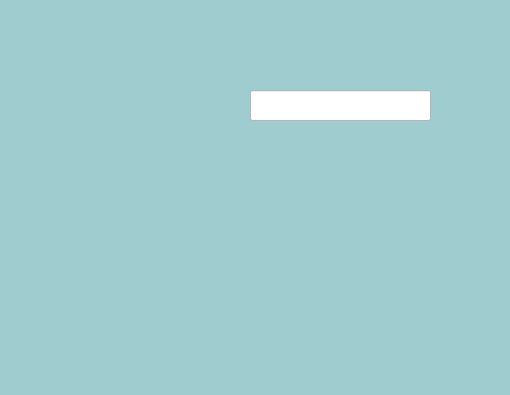
Above: form.ui from rushii1192/covid-mgmt before the change; both pictures show x 0 to 510 and y 0 to 395 of the 800 by 600 pixel window. Below: the same form after it.
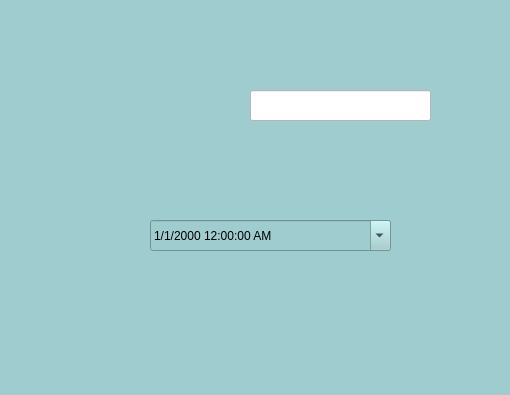
That is the form after the change.

```diff
--- a/form.ui
+++ b/form.ui
@@ -65,17 +65,26 @@
     <string notr="true">background-color: rgb(255, 255, 255);</string>
    </property>
   </widget>
-  <widget class="QLabel" name="container">
+  <widget class="QDateTimeEdit" name="dateTimeEdit">
    <property name="geometry">
     <rect>
-     <x>110</x>
-     <y>190</y>
-     <width>461</width>
-     <height>311</height>
+     <x>150</x>
+     <y>220</y>
+     <width>241</width>
+     <height>31</height>
     </rect>
    </property>
-   <property name="text">
-    <string/>
+   <property name="cursor">
+    <cursorShape>PointingHandCursor</cursorShape>
+   </property>
+   <property name="buttonSymbols">
+    <enum>QAbstractSpinBox::PlusMinus</enum>
+   </property>
+   <property name="displayFormat">
+    <string>M/d/yyyy h:mm:ss AP</string>
+   </property>
+   <property name="calendarPopup">
+    <bool>true</bool>
    </property>
   </widget>
  </widget>
```
